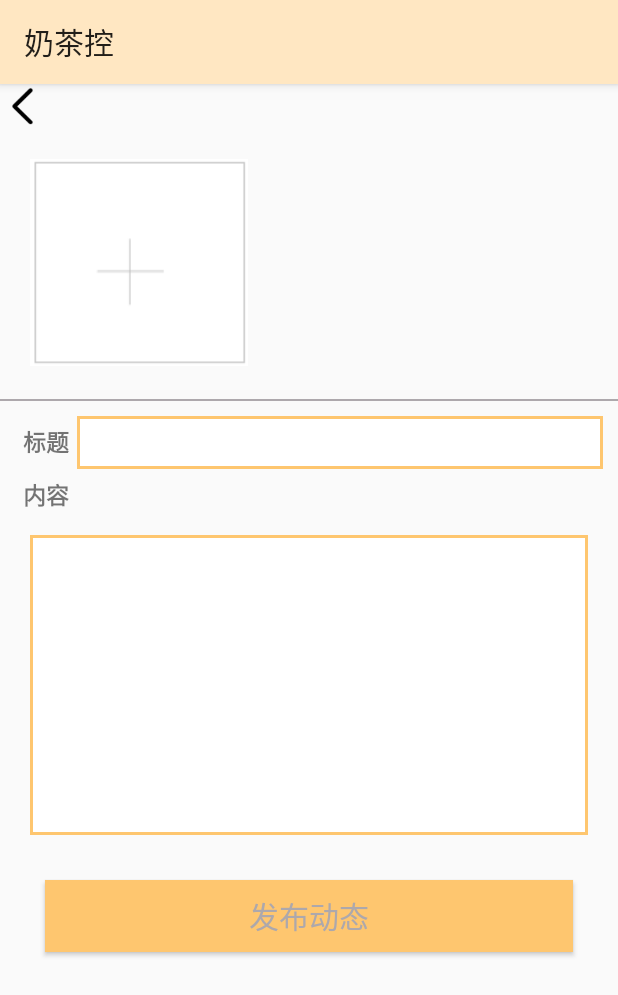
After one commit to android-app-development-course/2021autumn-B3-bubble_tea, an Android app: the UpgradeActivity screen opened directly, with no data from a screen before it, on a phone screen of 412 x 824 dp. The commit adds this screen. Shown: the top 995 px of the screen. Run offline under Robolectric (Android 15) with nearby library versions, the phone set to English and light mode, and no system bars.

```diff
--- a/app/src/main/AndroidManifest.xml
+++ b/app/src/main/AndroidManifest.xml
@@ -9,6 +9,9 @@
         android:roundIcon="@mipmap/ic_launcher_round"
         android:supportsRtl="true"
         android:theme="@style/Theme.BubbleTea">
+        <activity
+            android:name=".UpgradeActivity"
+            android:exported="false" />
         <activity
             android:name=".MessageActivity"
             android:exported="false" />
--- /dev/null
+++ b/app/src/main/java/com/my/bubbletea/UpgradeActivity.java
@@ -0,0 +1,18 @@
+package com.my.bubbletea;
+
+import androidx.appcompat.app.AppCompatActivity;
+
+import android.os.Bundle;
+import android.view.View;
+
+public class UpgradeActivity extends AppCompatActivity {
+
+    @Override
+    protected void onCreate(Bundle savedInstanceState) {
+        super.onCreate(savedInstanceState);
+        setContentView(R.layout.activity_upgrade);
+    }
+
+    public void add(View view) {//添加动态
+    }
+}
--- a/app/src/main/java/com/my/bubbletea/fragments/HomeFragment.java
+++ b/app/src/main/java/com/my/bubbletea/fragments/HomeFragment.java
@@ -1,5 +1,6 @@
 package com.my.bubbletea.fragments;
 
+import android.content.Intent;
 import android.os.Bundle;
 
 import androidx.fragment.app.Fragment;
@@ -7,8 +8,11 @@ import androidx.fragment.app.Fragment;
 import android.view.LayoutInflater;
 import android.view.View;
 import android.view.ViewGroup;
+import android.widget.ImageButton;
 
+import com.my.bubbletea.DescribeActivity;
 import com.my.bubbletea.R;
+import com.my.bubbletea.user.LoginActivity;
 
 /**
  * A simple {@link Fragment} subclass.
@@ -16,7 +20,7 @@ import com.my.bubbletea.R;
  * create an instance of this fragment.
  */
 public class HomeFragment extends Fragment {
-
+    private ImageButton btn1,btn2;
     // TODO: Rename parameter arguments, choose names that match
     // the fragment initialization parameters, e.g. ARG_ITEM_NUMBER
     private static final String ARG_PARAM1 = "param1";
@@ -25,6 +29,7 @@ public class HomeFragment extends Fragment {
     // TODO: Rename and change types of parameters
     private String mParam1;
     private String mParam2;
+
 
     public HomeFragment() {
         // Required empty public constructor
@@ -55,12 +60,30 @@ public class HomeFragment extends Fragment {
             mParam1 = getArguments().getString(ARG_PARAM1);
             mParam2 = getArguments().getString(ARG_PARAM2);
         }
+
     }
 
     @Override
     public View onCreateView(LayoutInflater inflater, ViewGroup container,
                              Bundle savedInstanceState) {
         // Inflate the layout for this fragment
-        return inflater.inflate(R.layout.fragment_home, container, false);
+        View view = inflater.inflate(R.layout.fragment_home, container, false);
+        btn1=(ImageButton) view.findViewById(R.id.home_midrightbg1);
+        btn2=(ImageButton) view.findViewById(R.id.home_midrightbg2);
+        btn1.setOnClickListener(new View.OnClickListener() {
+            @Override
+            public void onClick(View view) {
+                Intent it = new Intent(view.getContext(), DescribeActivity.class);
+                startActivity(it);
+            }
+        });
+        btn2.setOnClickListener(new View.OnClickListener() {
+            @Override
+            public void onClick(View view) {
+                Intent it = new Intent(view.getContext(), DescribeActivity.class);
+                startActivity(it);
+            }
+        });
+        return view;
     }
 }
--- a/app/src/main/java/com/my/bubbletea/fragments/MomentFragment.java
+++ b/app/src/main/java/com/my/bubbletea/fragments/MomentFragment.java
@@ -26,6 +26,7 @@ import android.widget.TextView;
 
 import com.my.bubbletea.DetailActivity;
 import com.my.bubbletea.R;
+import com.my.bubbletea.UpgradeActivity;
 import com.my.bubbletea.user.LoginActivity;
 
 import java.util.ArrayList;
@@ -50,6 +51,7 @@ public class MomentFragment extends Fragment {
     private String mParam1;
     private String mParam2;
     private ImageButton turndetail;
+    private ImageButton toupgrade;
 
     private ViewPager mViewPaper;
     private List<ImageView> images;
@@ -114,12 +116,20 @@ public class MomentFragment extends Fragment {
 //        ImageView searchButton = (ImageView)searchView.findViewById(R.id.search_close_btn);
 //        searchButton.setImageResource(R.drawable.find);
         mViewPaper = (ViewPager) mView.findViewById(R.id.vp);
+
         turndetail= (ImageButton) mView.findViewById(R.id.turn_detail);
-
+        toupgrade=(ImageButton)mView.findViewById(R.id.upgrade);
         turndetail.setOnClickListener(new View.OnClickListener() {
             @Override
             public void onClick(View view) {
                 Intent it = new Intent(view.getContext(), DetailActivity.class);
+                startActivity(it);
+            }
+        });
+        toupgrade.setOnClickListener(new View.OnClickListener() {
+            @Override
+            public void onClick(View view) {
+                Intent it = new Intent(view.getContext(), UpgradeActivity.class);
                 startActivity(it);
             }
         });
--- /dev/null
+++ b/app/src/main/res/drawable/linearlayout_underline.xml
@@ -0,0 +1,8 @@
+<?xml version="1.0" encoding="UTF-8"?>
+<shape xmlns:android="http://schemas.android.com/apk/res/android">
+    <solid android:color="@color/white"/>
+    <stroke
+        android:width="2dp"
+        android:color="#fec66f"/>
+
+</shape>
--- a/app/src/main/res/layout/activity_login.xml
+++ b/app/src/main/res/layout/activity_login.xml
@@ -37,6 +37,7 @@
             android:background="@color/grey"
             android:layout_width="match_parent"
             android:layout_height="30dp"
+            android:maxLines="1"
             android:hint=""
             android:inputType="textEmailAddress"
             android:textSize="15dp"
@@ -66,6 +67,7 @@
             android:layout_width="match_parent"
             android:layout_height="30dp"
             android:hint="Your Password"
+            android:maxLines="1"
             android:inputType="textPassword"
             android:selectAllOnFocus="true"
             android:text="my_password"
--- a/app/src/main/res/layout/activity_register.xml
+++ b/app/src/main/res/layout/activity_register.xml
@@ -46,6 +46,7 @@
                 android:background="@color/grey"
                 android:layout_width="match_parent"
                 android:layout_height="30dp"
+                android:maxLines="1"
                 android:text="" />
         </LinearLayout>
 
@@ -67,6 +68,7 @@
                 android:background="@color/grey"
                 android:layout_width="match_parent"
                 android:layout_height="30dp"
+                android:maxLines="1"
                 android:text="" />
         </LinearLayout>
 
@@ -86,6 +88,7 @@
             <EditText
                 android:layout_width="match_parent"
                 android:layout_height="30dp"
+                android:maxLines="1"
                 android:background="@color/grey"
                 android:text="" />
         </LinearLayout>
--- /dev/null
+++ b/app/src/main/res/layout/activity_upgrade.xml
@@ -0,0 +1,90 @@
+<?xml version="1.0" encoding="utf-8"?>
+<LinearLayout xmlns:android="http://schemas.android.com/apk/res/android"
+    xmlns:app="http://schemas.android.com/apk/res-auto"
+    xmlns:tools="http://schemas.android.com/tools"
+    android:layout_width="match_parent"
+    android:layout_height="match_parent"
+    android:orientation="vertical"
+    tools:context=".UpgradeActivity">
+    <LinearLayout
+        android:layout_width="match_parent"
+        android:layout_height="30dp">
+        <Button
+            android:layout_width="30dp"
+            android:layout_height="wrap_content"
+            android:id="@+id/turnback"
+            android:background="@drawable/arrow_turn"/>
+
+    </LinearLayout>
+    <ScrollView
+        android:layout_width="match_parent"
+        android:layout_height="180dp"
+        android:scrollbars="none">
+    <LinearLayout
+        android:layout_width="match_parent"
+        android:layout_margin="20dp"
+        android:layout_height="200dp">
+        <ImageButton
+            android:layout_width="wrap_content"
+            android:layout_height="wrap_content"
+            android:background="@drawable/addphoto"
+            android:id="@+id/addphoto"/>
+
+    </LinearLayout>
+    </ScrollView>
+    <View
+        android:layout_width="match_parent"
+        android:layout_height="1dp"
+        android:background="@color/grey"/>
+    <LinearLayout
+        android:layout_width="match_parent"
+        android:layout_height="wrap_content"
+        android:orientation="vertical"
+        android:padding="10dp">
+        <LinearLayout
+            android:layout_width="match_parent"
+            android:layout_height="wrap_content"
+            android:orientation="horizontal">
+
+            <TextView
+                android:layout_width="wrap_content"
+                android:layout_height="match_parent"
+                android:text="标题"
+                android:textSize="15sp"
+                android:layout_margin="5dp"
+                android:textStyle="bold"/>
+            <EditText
+                android:layout_width="match_parent"
+                android:layout_height="match_parent"
+                android:id="@+id/title"
+                android:maxLines="1"
+                android:background="@drawable/linearlayout_underline"/>
+        </LinearLayout>
+        <TextView
+            android:layout_width="wrap_content"
+            android:layout_height="wrap_content"
+            android:textSize="15sp"
+            android:text="内容"
+            android:textStyle="bold"
+            android:layout_margin="5dp"/>
+        <EditText
+            android:layout_width="match_parent"
+            android:layout_height="200dp"
+            android:layout_margin="10dp"
+            android:textSize="15sp"
+            android:gravity="top"
+            android:inputType="textMultiLine"
+            android:maxLines="100"
+            android:id="@+id/content"
+            android:background="@drawable/linearlayout_underline"/>
+        <Button
+            android:layout_width="match_parent"
+            android:layout_height="wrap_content"
+            android:layout_margin="20dp"
+            android:textColor="@color/grey"
+            android:background="@color/purple_700"
+            android:onClick="add"
+            android:text="发布动态"
+            android:textSize="20sp"/>
+    </LinearLayout>
+</LinearLayout>
--- a/app/src/main/res/layout/fragment_home.xml
+++ b/app/src/main/res/layout/fragment_home.xml
@@ -119,14 +119,14 @@
                     android:layout_marginTop="10dp"
                     android:orientation="vertical">
 
-                    <ImageView
+                    <ImageButton
                         android:id="@+id/home_midrightbg1"
                         android:layout_width="180dp"
                         android:layout_height="150dp"
                         android:background="@drawable/home_midrightbg1"
                         android:src="@drawable/res318" />
 
-                    <ImageView
+                    <ImageButton
                         android:id="@+id/home_midrightbg2"
                         android:layout_width="180dp"
                         android:layout_height="150dp"
--- a/app/src/main/res/layout/fragment_moment.xml
+++ b/app/src/main/res/layout/fragment_moment.xml
@@ -28,10 +28,10 @@
                 android:layout_gravity="center"
                 android:scaleType="centerInside"
                 android:background="@drawable/find"/>
-            <Button
+            <EditText
                 android:layout_width="wrap_content"
                 android:layout_height="match_parent"
-                android:text="@string/search_hint"
+                android:hint="@string/search_hint"
                 android:layout_marginLeft="10dp"
                 android:background="@null"/>
         </LinearLayout>
@@ -41,6 +41,7 @@
             android:layout_marginLeft="1dp"
             android:layout_weight="1"
             android:background="#FFFFFF"
+            android:id="@+id/upgrade"
             android:scaleType="centerInside"
             android:src="@drawable/edit" />
     </LinearLayout>
```
Also changed, not shown: app/src/main/res/drawable/addphoto.png (added).
